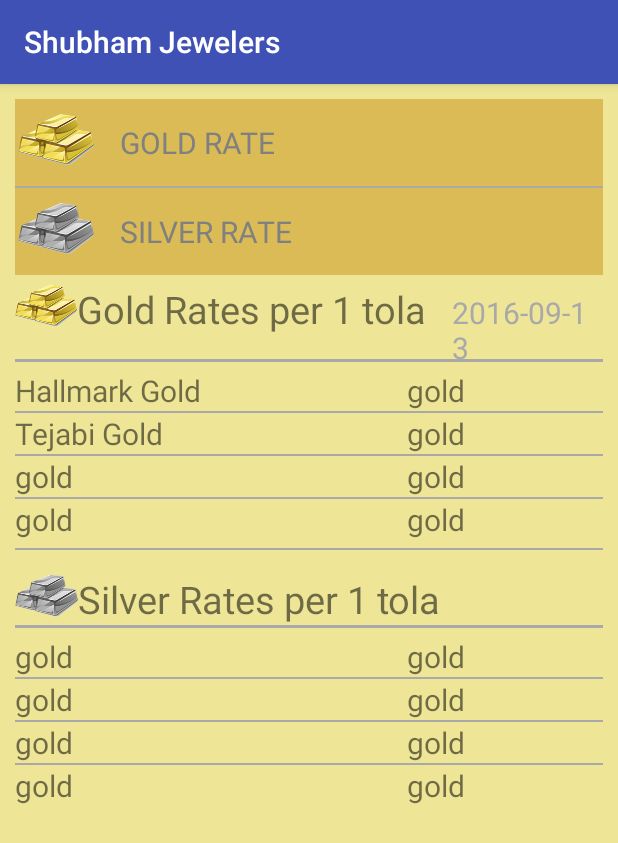
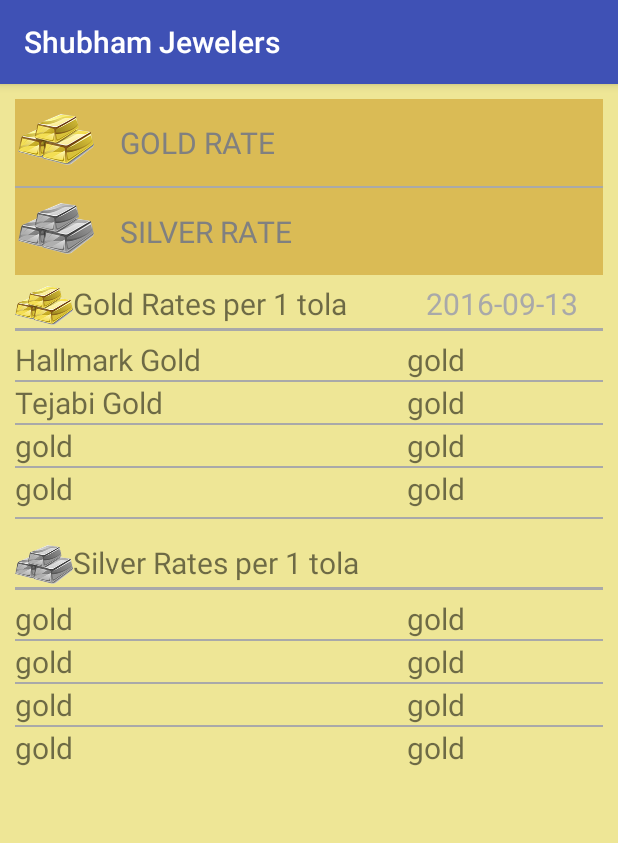
Before and after one commit to eals/ShuvamJewelers, an Android app: the RatesActivity screen opened directly, with no data from a screen before it, on a phone screen of 412 x 824 dp. Shown: the top 843 px of the screen. Run offline under Robolectric (Android 15) with nearby library versions, the phone set to English and light mode, and no system bars; libraries missing offline, so code that uses them is left out: com.firebase.client; 6 statements that could not run were skipped.

Commit message:
okey maile basic layouts redesign gare hai

```diff
--- a/app/src/main/res/layout/rates_activity.xml
+++ b/app/src/main/res/layout/rates_activity.xml
@@ -112,11 +112,11 @@
             android:layout_weight="3"
             android:layout_height="wrap_content"
             android:text="Gold Rates per 1 tola"
-            android:textSize="25sp"
+            android:textSize="20sp"
             />
         <TextView
             android:layout_width="0dp"
-            android:layout_weight="1.2"
+            android:layout_weight="1.5"
             android:layout_height="wrap_content"
             android:text=""
             android:textSize="20sp"
@@ -244,11 +244,11 @@
             android:layout_weight="3"
             android:layout_height="wrap_content"
             android:text="Silver Rates per 1 tola"
-            android:textSize="25sp"
+            android:textSize="20sp"
             />
         <TextView
             android:layout_width="0dp"
-            android:layout_weight="1.1"
+            android:layout_weight="1.5"
             android:layout_height="wrap_content"
             android:text=""
             android:textSize="20sp"
```
